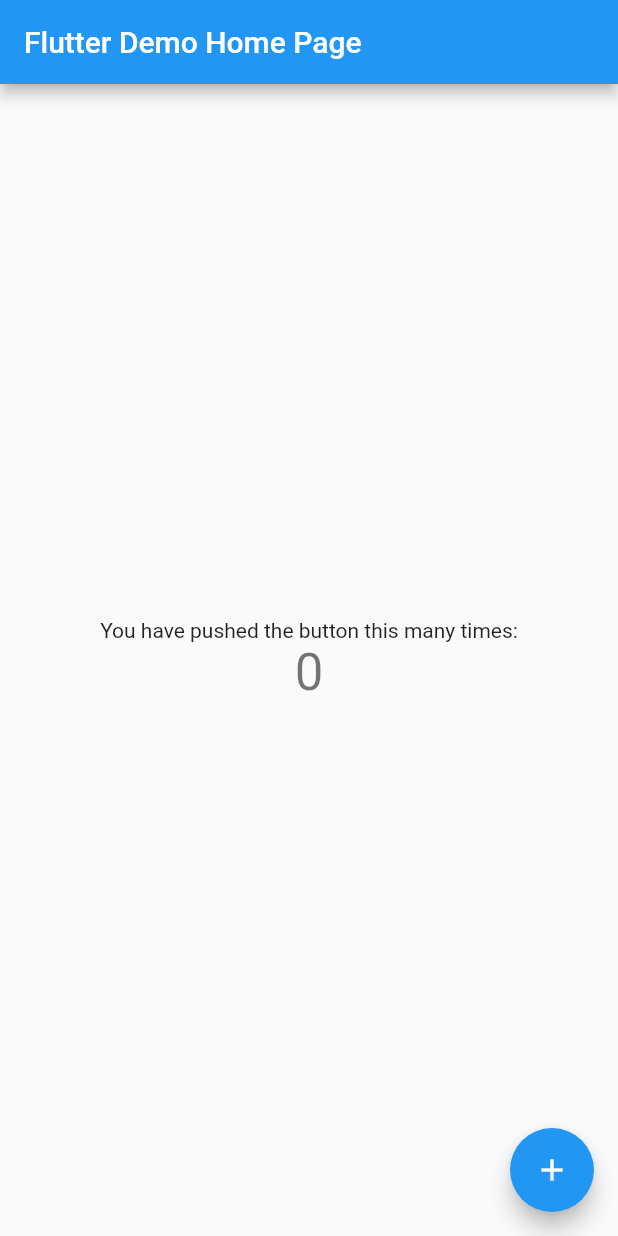
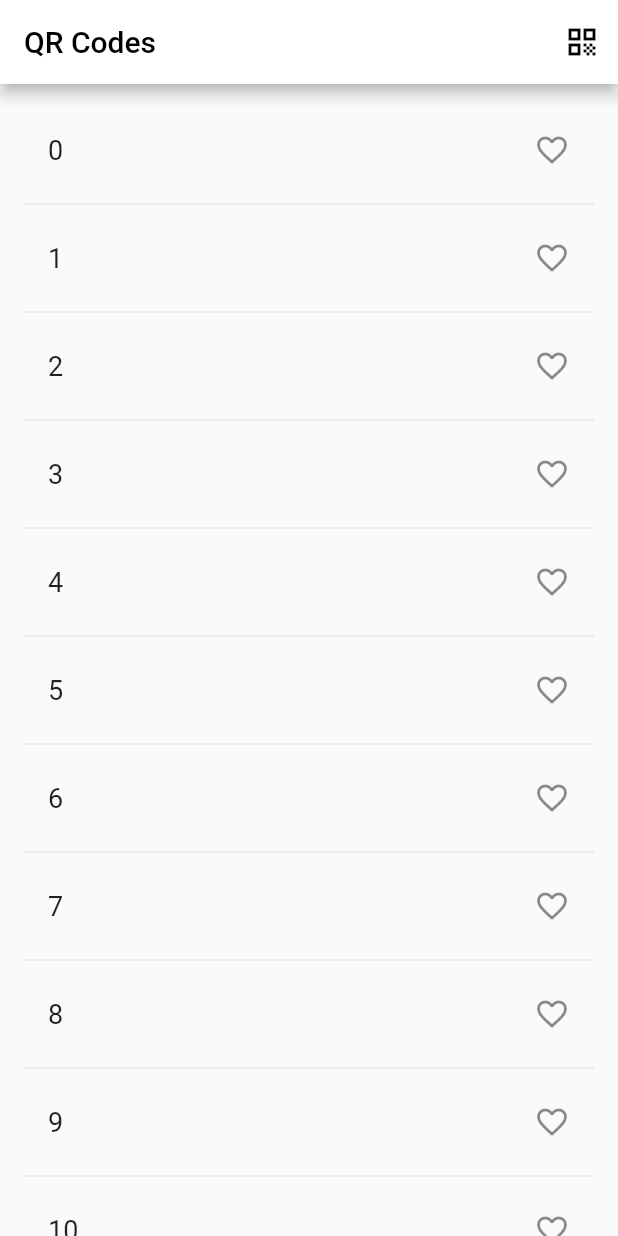
Before and after one commit to Jarnek/SchoeneHochzeit_app, a Flutter app: the screen it shows after launch, on a phone screen of 412 x 824 dp. Run offline on Flutter 3.47's test engine with Material 2 defaults, Android fonts, the phone set to English and light mode, and no system bars; missing offline and left inert: mobile_scanner.

Commit message:
added template application

```diff
--- a/hochzeitsapp/lib/main.dart
+++ b/hochzeitsapp/lib/main.dart
@@ -1,4 +1,5 @@
 import 'package:flutter/material.dart';
+import 'package:mobile_scanner/mobile_scanner.dart';
 
 void main() {
   runApp(const MyApp());
@@ -6,110 +7,90 @@
 
 class MyApp extends StatelessWidget {
   const MyApp({Key? key}) : super(key: key);
-
-  // This widget is the root of your application.
   @override
   Widget build(BuildContext context) {
     return MaterialApp(
-      title: 'Flutter Demo',
+      title: "Startup Name Generator",
+      home: const RandomWords(),
       theme: ThemeData(
-        // This is the theme of your application.
-        //
-        // Try running your application with "flutter run". You'll see the
-        // application has a blue toolbar. Then, without quitting the app, try
-        // changing the primarySwatch below to Colors.green and then invoke
-        // "hot reload" (press "r" in the console where you ran "flutter run",
-        // or simply save your changes to "hot reload" in a Flutter IDE).
-        // Notice that the counter didn't reset back to zero; the application
-        // is not restarted.
-        primarySwatch: Colors.blue,
+        appBarTheme: const AppBarTheme(
+          backgroundColor: Colors.white,
+          foregroundColor: Colors.black,
+        ),
       ),
-      home: const MyHomePage(title: 'Flutter Demo Home Page'),
     );
   }
 }
 
-class MyHomePage extends StatefulWidget {
-  const MyHomePage({Key? key, required this.title}) : super(key: key);
-
-  // This widget is the home page of your application. It is stateful, meaning
-  // that it has a State object (defined below) that contains fields that affect
-  // how it looks.
-
-  // This class is the configuration for the state. It holds the values (in this
-  // case the title) provided by the parent (in this case the App widget) and
-  // used by the build method of the State. Fields in a Widget subclass are
-  // always marked "final".
-
-  final String title;
+class RandomWords extends StatefulWidget {
+  const RandomWords({Key? key}) : super(key: key);
 
   @override
-  State<MyHomePage> createState() => _MyHomePageState();
+  State<RandomWords> createState() => _RandomWordsState();
 }
 
-class _MyHomePageState extends State<MyHomePage> {
-  int _counter = 0;
-
-  void _incrementCounter() {
-    setState(() {
-      // This call to setState tells the Flutter framework that something has
-      // changed in this State, which causes it to rerun the build method below
-      // so that the display can reflect the updated values. If we changed
-      // _counter without calling setState(), then the build method would not be
-      // called again, and so nothing would appear to happen.
-      _counter++;
-    });
-  }
+class _RandomWordsState extends State<RandomWords> {
+  final _suggestions = <int>[];
+  final _biggerFont = const TextStyle(fontSize: 18);
+  final _found = <int>{};
 
   @override
   Widget build(BuildContext context) {
-    // This method is rerun every time setState is called, for instance as done
-    // by the _incrementCounter method above.
-    //
-    // The Flutter framework has been optimized to make rerunning build methods
-    // fast, so that you can just rebuild anything that needs updating rather
-    // than having to individually change instances of widgets.
     return Scaffold(
-      appBar: AppBar(
-        // Here we take the value from the MyHomePage object that was created by
-        // the App.build method, and use it to set our appbar title.
-        title: Text(widget.title),
-      ),
-      body: Center(
-        // Center is a layout widget. It takes a single child and positions it
-        // in the middle of the parent.
-        child: Column(
-          // Column is also a layout widget. It takes a list of children and
-          // arranges them vertically. By default, it sizes itself to fit its
-          // children horizontally, and tries to be as tall as its parent.
-          //
-          // Invoke "debug painting" (press "p" in the console, choose the
-          // "Toggle Debug Paint" action from the Flutter Inspector in Android
-          // Studio, or the "Toggle Debug Paint" command in Visual Studio Code)
-          // to see the wireframe for each widget.
-          //
-          // Column has various properties to control how it sizes itself and
-          // how it positions its children. Here we use mainAxisAlignment to
-          // center the children vertically; the main axis here is the vertical
-          // axis because Columns are vertical (the cross axis would be
-          // horizontal).
-          mainAxisAlignment: MainAxisAlignment.center,
-          children: <Widget>[
-            const Text(
-              'You have pushed the button this many times:',
-            ),
-            Text(
-              '$_counter',
-              style: Theme.of(context).textTheme.headline4,
+        appBar: AppBar(
+          title: const Text('QR Codes'),
+          actions: [
+            IconButton(
+              icon: const Icon(Icons.qr_code),
+              onPressed: _scanCode,
+              tooltip: 'Scan a code',
             ),
           ],
         ),
-      ),
-      floatingActionButton: FloatingActionButton(
-        onPressed: _incrementCounter,
-        tooltip: 'Increment',
-        child: const Icon(Icons.add),
-      ), // This trailing comma makes auto-formatting nicer for build methods.
-    );
+        body: ListView.builder(
+          itemCount: 39,
+          padding: const EdgeInsets.all(16.0),
+          itemBuilder: (context, i) {
+            if (i.isOdd) return const Divider();
+            final index = i ~/ 2;
+            if (index >= _suggestions.length) {
+              _suggestions.add(index);
+            }
+            final alreadySaved = _found.contains(index);
+            return ListTile(
+              title: Text(
+                index.toString(),
+                style: _biggerFont,
+              ),
+              trailing: Icon(
+                alreadySaved ? Icons.favorite : Icons.favorite_border,
+                color: alreadySaved ? Colors.red : null,
+                semanticLabel: alreadySaved ? 'Remove from saved' : 'Save',
+              ),
+            );
+          },
+        ));
+  }
+
+  void _scanCode() {
+    Navigator.of(context).push(MaterialPageRoute<void>(
+      builder: (context) {
+        return Scaffold(
+          appBar: AppBar(title: const Text('Mobile Scanner')),
+          body: MobileScanner(
+              allowDuplicates: false,
+              controller: MobileScannerController(
+                  facing: CameraFacing.front, torchEnabled: true),
+              onDetect: (barcode, args) {
+                if (barcode.rawValue == null) {
+                  debugPrint('Failed to scan Barcode');
+                } else {
+                  final String code = barcode.rawValue!;
+                  debugPrint('Barcode found! $code');
+                }
+              }),
+        );
+      },
+    ));
   }
 }
--- a/hochzeitsapp/pubspec.yaml
+++ b/hochzeitsapp/pubspec.yaml
@@ -34,6 +34,9 @@
   # The following adds the Cupertino Icons font to your application.
   # Use with the CupertinoIcons class for iOS style icons.
   cupertino_icons: ^1.0.2
+  english_words: ^4.0.0
+  qr_code_scanner: ^1.0.0
+  mobile_scanner: ^2.0.0
 
 dev_dependencies:
   flutter_test:
```
Also changed, not shown: 1 other file.
